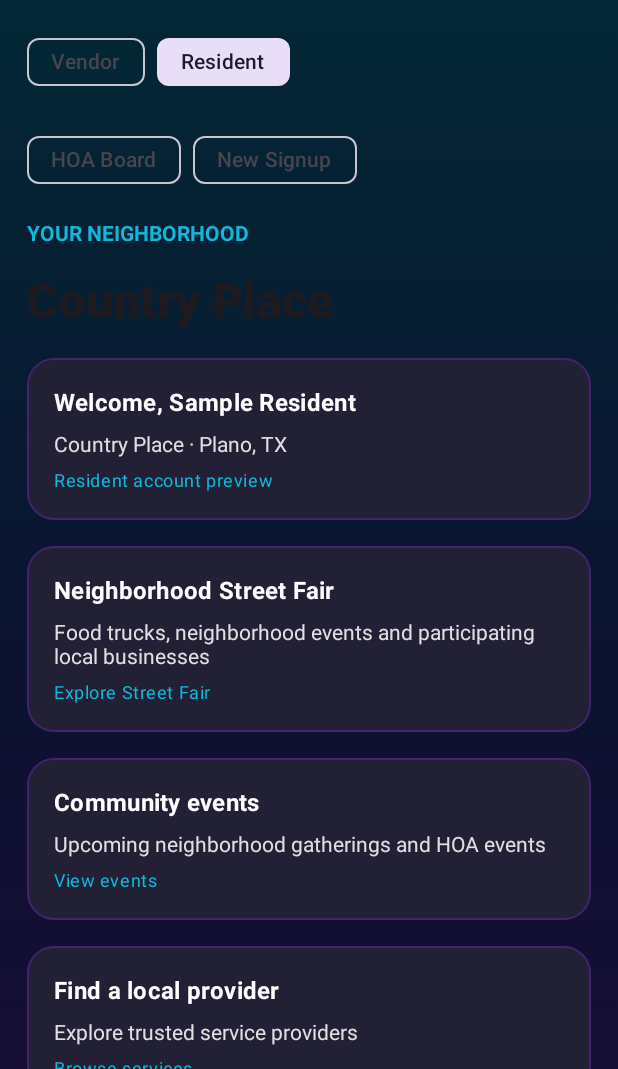
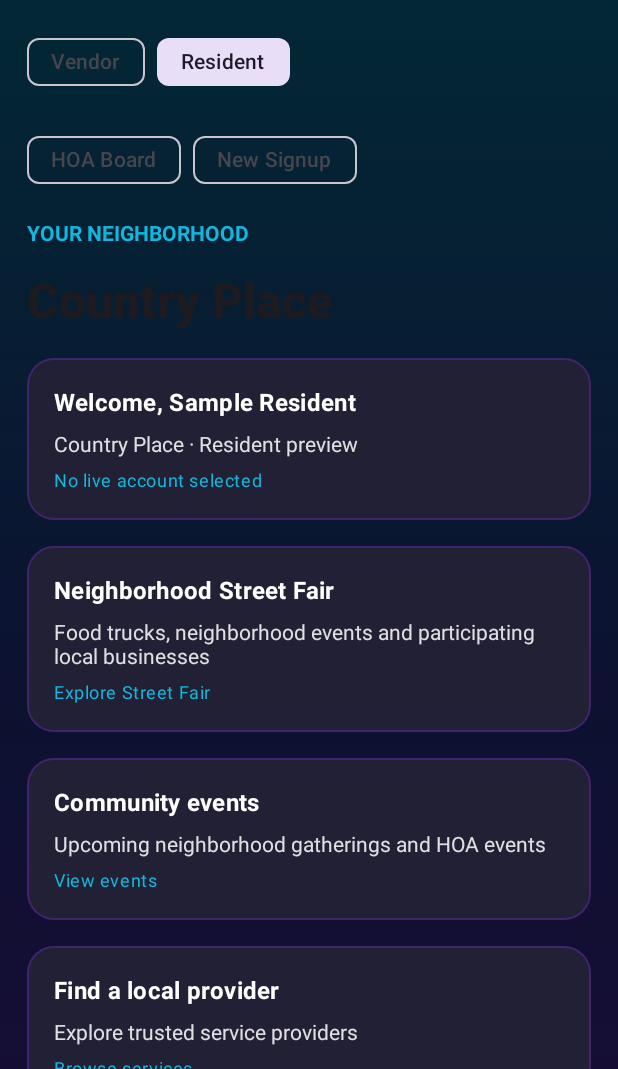
Before and after one commit to evanalmighty84/ClubhouseLinksGooglePlay, an Android app built with Jetpack Compose: the composable QaPreviewScreen shown on its own in the app's theme, after a tap on "Resident", on a phone screen of 412 x 824 dp, the part 167-1236 px from its top. Run offline under Robolectric (Android 15) with nearby library versions, the phone set to English and light mode, and no system bars.

Commit message:
feat(android): interactive sample resident selection and HOA/signup QA previews without live account switching

```diff
--- a/app/src/main/java/com/clubhouselinks/android/QaPreviewScreen.kt
+++ b/app/src/main/java/com/clubhouselinks/android/QaPreviewScreen.kt
@@ -28,6 +28,7 @@ private val PreviewViolet = Color(0xFF6726B4)
 @Composable
 fun QaPreviewScreen(onClose: () -> Unit) {
     var mode by remember { mutableStateOf("Vendor") }
+    var sampleResident by remember { mutableStateOf("Country Place") }
     Column(
         Modifier.fillMaxSize().verticalScroll(rememberScrollState())
             .background(Brush.verticalGradient(listOf(Color(0xFF002D37), ClubhouseNavy, Color(0xFF21083B))))
@@ -53,8 +54,17 @@ fun QaPreviewScreen(onClose: () -> Unit) {
             }
         }
         when (mode) {
-            "Vendor" -> VendorModeSample()
-            "Resident" -> ResidentModeSample()
+            "Vendor" -> VendorModeSample(onSwitchResident={mode="Resident picker"},onNewSignup={mode="New Signup"},onHoaDemo={mode="HOA Board"})
+            "Resident picker" -> {
+                Text("Select a sample resident profile",style=MaterialTheme.typography.titleLarge)
+                listOf("Country Place","Cottonwood Creek","Crowley Park").forEach { neighborhood ->
+                    SampleActionCard("Sample Resident",neighborhood,PreviewTeal,PreviewViolet,
+                        onClick={sampleResident=neighborhood; mode="Resident"}) {
+                        Icon(Icons.Default.Person,contentDescription=null,tint=Color.White)
+                    }
+                }
+            }
+            "Resident" -> ResidentModeSample(sampleResident)
             "HOA Board" -> BoardModeSample()
             else -> SignupModeSample()
         }
@@ -72,13 +82,14 @@ fun QaPreviewScreen(onClose: () -> Unit) {
 @Composable
 private fun SampleActionCard(
     title: String, subtitle: String, start: Color, end: Color,
+    onClick: () -> Unit = {},
     icon: @Composable () -> Unit
 ) {
     Row(
         Modifier.fillMaxWidth().background(
             Brush.horizontalGradient(listOf(start,end)),
             RoundedCornerShape(20.dp)
-        ).padding(horizontal=18.dp,vertical=21.dp),
+        ).clickable(onClick=onClick).padding(horizontal=18.dp,vertical=21.dp),
         verticalAlignment=Alignment.CenterVertically,
         horizontalArrangement=Arrangement.spacedBy(15.dp)
     ) {
@@ -92,20 +103,20 @@ private fun SampleActionCard(
 }
 
 @Composable
-private fun VendorModeSample() {
+private fun VendorModeSample(onSwitchResident: () -> Unit, onNewSignup: () -> Unit, onHoaDemo: () -> Unit) {
     Text("Account Settings",color=PreviewTeal, textAlign=TextAlign.End, modifier=Modifier.fillMaxWidth())
     Text("SAMPLE LANDSCAPING", fontWeight=FontWeight.Black,
         style=MaterialTheme.typography.headlineLarge, textAlign=TextAlign.Center,
         modifier=Modifier.fillMaxWidth(),color=Color.White)
     Text("Landscaping",style=MaterialTheme.typography.titleLarge,color=PreviewTeal,
         textAlign=TextAlign.Center,modifier=Modifier.fillMaxWidth())
-    SampleActionCard("Switch Resident","Troubleshoot a resident account",PreviewOrange,PreviewPurple) {
+    SampleActionCard("Switch Resident","Preview resident accounts",PreviewOrange,PreviewPurple,onClick=onSwitchResident) {
         Icon(Icons.Default.People,contentDescription=null,tint=Color.White)
     }
-    SampleActionCard("Test New Signup","Test registration & SMS verification",PreviewTeal,PreviewPurple) {
+    SampleActionCard("Test New Signup","Preview registration & SMS verification",PreviewTeal,PreviewPurple,onClick=onNewSignup) {
         Icon(Icons.Default.PersonAdd,contentDescription=null,tint=Color.White)
     }
-    SampleActionCard("HOA Demo Account","Cottonwood Creek Board Member",PreviewPurple,PreviewTeal) {
+    SampleActionCard("HOA Demo Account","Cottonwood Creek Board Member",PreviewPurple,PreviewTeal,onClick=onHoaDemo) {
         Icon(Icons.Default.House,contentDescription=null,tint=Color.White)
     }
     PreviewPanel("Business profile", "Sample landscaping provider", "Home · Events · Jobs Submitted · Service Requests")
@@ -113,10 +124,10 @@ private fun VendorModeSample() {
 }
 
 @Composable
-private fun ResidentModeSample() {
+private fun ResidentModeSample(neighborhood: String) {
     Text("YOUR NEIGHBORHOOD",color=PreviewTeal,fontWeight=FontWeight.Bold)
-    Text("Country Place",style=MaterialTheme.typography.headlineLarge,fontWeight=FontWeight.Black)
-    PreviewPanel("Welcome, Sample Resident", "Country Place · Plano, TX", "Resident account preview")
+    Text(neighborhood,style=MaterialTheme.typography.headlineLarge,fontWeight=FontWeight.Black)
+    PreviewPanel("Welcome, Sample Resident", "$neighborhood · Resident preview", "No live account selected")
     PreviewPanel("Neighborhood Street Fair", "Food trucks, neighborhood events and participating local businesses", "Explore Street Fair")
     PreviewPanel("Community events", "Upcoming neighborhood gatherings and HOA events", "View events")
     PreviewPanel("Find a local provider", "Explore trusted service providers", "Browse services")
```
